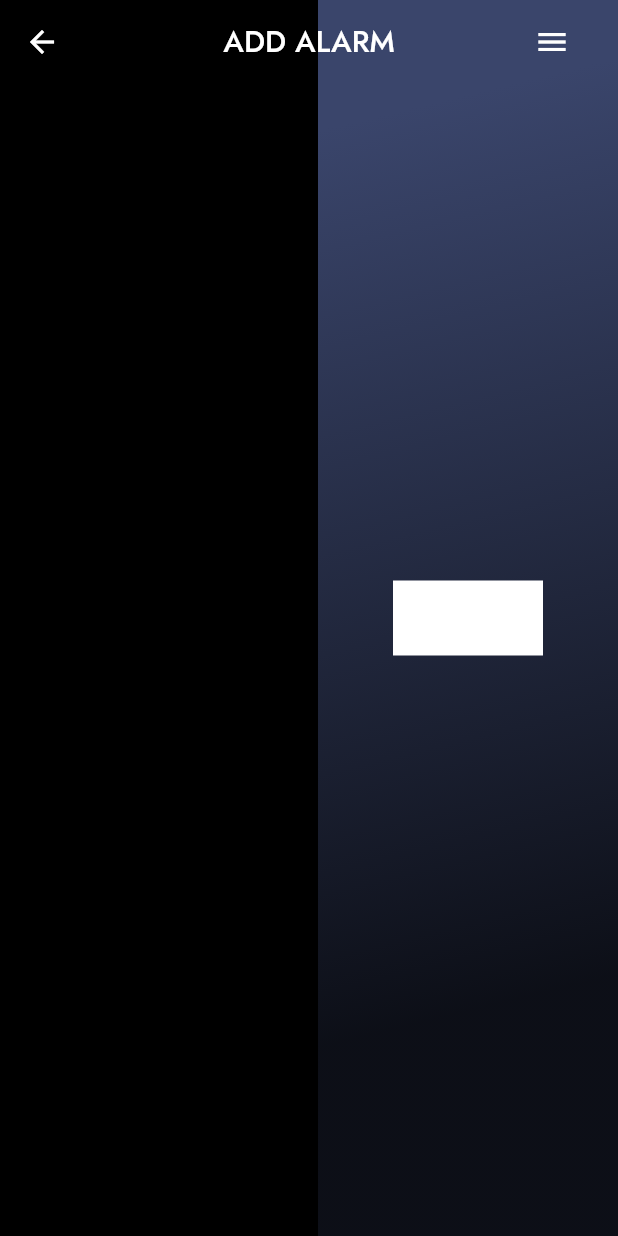
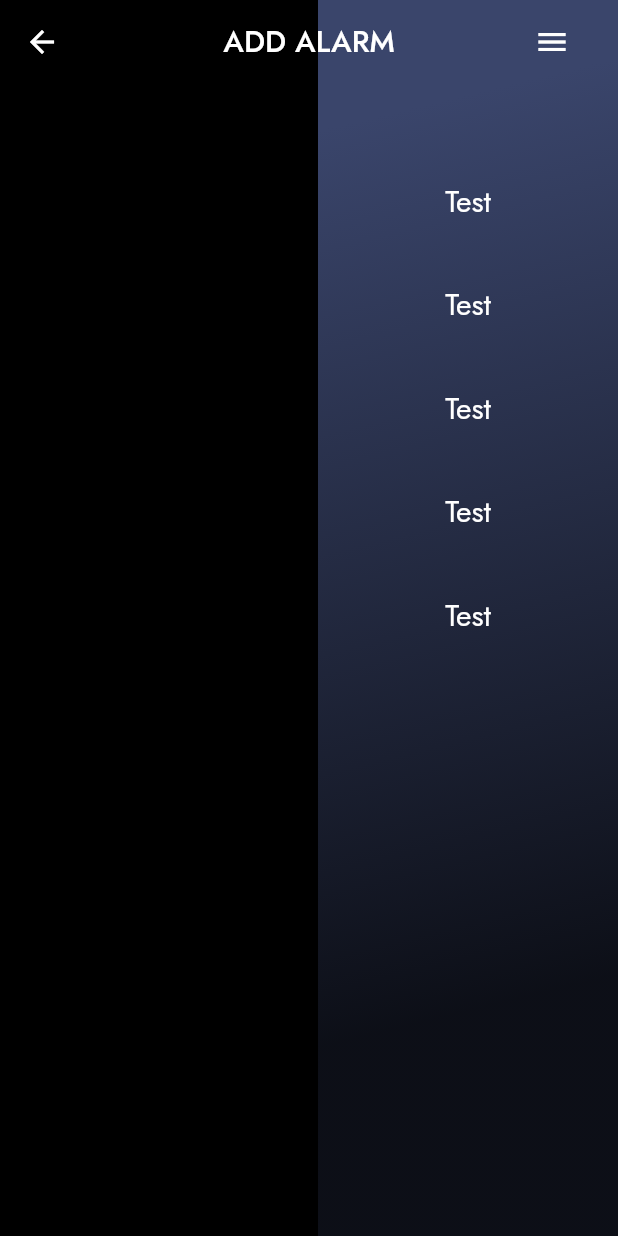
Before and after one commit to Sahil-Programme/alarm_app, a Flutter app: the screen it shows after launch, on a phone screen of 412 x 824 dp. Run offline on Flutter 3.47's test engine with Material 2 defaults, Android fonts, the phone set to English and light mode, and no system bars; our stand-ins replace google_fonts; statements that could not run were skipped.

Commit message:
added alarms class

```diff
--- a/lib/Pages/add_alarm_page.dart
+++ b/lib/Pages/add_alarm_page.dart
@@ -1,10 +1,12 @@
 import 'dart:math';
 
+import 'package:first_app/Provider/user_provider.dart';
 import 'package:first_app/Widgets/dial.dart';
 import 'package:flutter/material.dart';
 import 'package:flutter/rendering.dart';
 
 import 'package:google_fonts/google_fonts.dart';
+import 'package:provider/provider.dart';
 
 import '../Widgets/date_container.dart';
 import '../Widgets/hands.dart';
@@ -32,7 +34,7 @@ class _AddAlarmPageState extends State<AddAlarmPage>
 
     _controller = AnimationController(
       vsync: this,
-      duration: const Duration(milliseconds: 200),
+      duration: const Duration(milliseconds: 250),
     );
     _animation = Tween<double>(begin: 0, end: 1).animate(_controller)
       ..addListener(() {
@@ -106,16 +108,18 @@ class _AddAlarmPageState extends State<AddAlarmPage>
 */
   @override
   Widget build(BuildContext context) {
+    final _titleNotifier = Provider.of<UserProvider>(context, listen: true);
     return Scaffold(
       //extendBody: true,
       extendBodyBehindAppBar: true,
       backgroundColor: Colors.black,
+      //backgroundColor: const Color(0xFF121212),
       appBar: AppBar(
         //toolbarHeight: 30,
         foregroundColor: Colors.white,
         centerTitle: true,
         title: Text(
-          'ADD ALARM',
+          _titleNotifier.title,
           style: GoogleFonts.jost(),
         ),
         elevation: 0,
@@ -139,8 +143,10 @@ class _AddAlarmPageState extends State<AddAlarmPage>
                   () {
                     if (_animation.value == 0) {
                       _controller.forward();
+                      _titleNotifier.updateTitle('ALARMS');
                     } else {
                       _controller.reverse();
+                      _titleNotifier.updateTitle('ADD ALARMS');
                     }
                   },
                 );
@@ -273,7 +279,37 @@ class _AddAlarmPageState extends State<AddAlarmPage>
                       ),
                     ),
                   ),
-                  Positioned(
+                  SideDock(
+                    animation: _animation,
+                    backgroundGradient: backgroundGradient,
+                    constraints: constraints,
+                  ),
+                ],
+              ),
+            ),
+          );
+        },
+      ),
+    );
+  }
+}
+
+class SideDock extends StatelessWidget {
+  const SideDock(
+      {Key? key,
+      required Animation<double> animation,
+      required this.backgroundGradient,
+      required this.constraints})
+      : _animation = animation,
+        super(key: key);
+
+  final Animation<double> _animation;
+  final LinearGradient backgroundGradient;
+  final BoxConstraints constraints;
+
+  @override
+  Widget build(BuildContext context) {
+    return Positioned(
       left: constraints.maxWidth - _animation.value * 200,
       //left: screen width - ( tween value * width od the drawer ),
       child: Transform(
@@ -287,21 +323,53 @@ class _AddAlarmPageState extends State<AddAlarmPage>
           alignment: Alignment.center,
           decoration: BoxDecoration(
             gradient: backgroundGradient,
-                          //color: Colors.green,
           ),
-                        child: Container(
-                          height: 50,
-                          width: 100,
-                          color: Colors.white,
+          child: Column(
+            children: [
+              const SizedBox(height: 100),
+              Container(
+                //color: Colors.black,
+                padding: const EdgeInsets.all(20),
+                child: Text(
+                  'Test',
+                  style: GoogleFonts.jost(color: Colors.white, fontSize: 20),
                 ),
               ),
+              Container(
+                //color: Colors.black,
+                padding: const EdgeInsets.all(20),
+                child: Text(
+                  'Test',
+                  style: GoogleFonts.jost(color: Colors.white, fontSize: 20),
+                ),
+              ),
+              Container(
+                //color: Colors.black,
+                padding: const EdgeInsets.all(20),
+                child: Text(
+                  'Test',
+                  style: GoogleFonts.jost(color: Colors.white, fontSize: 20),
+                ),
+              ),
+              Container(
+                //color: Colors.black,
+                padding: const EdgeInsets.all(20),
+                child: Text(
+                  'Test',
+                  style: GoogleFonts.jost(color: Colors.white, fontSize: 20),
+                ),
+              ),
+              Container(
+                //color: Colors.black,
+                padding: const EdgeInsets.all(20),
+                child: Text(
+                  'Test',
+                  style: GoogleFonts.jost(color: Colors.white, fontSize: 20),
                 ),
               ),
             ],
           ),
         ),
-          );
-        },
       ),
     );
   }
--- /dev/null
+++ b/lib/Provider/alarms.dart
@@ -0,0 +1,21 @@
+class Alarm {
+  late final DateTime dateTime;
+  late final String music;
+  Alarm({
+    required this.dateTime,
+    required this.music,
+  });
+}
+
+class Alarms {
+  final List<Alarm> _alarmList = [];
+
+  void addAlarm({required DateTime dateTime, required String music}) {
+    _alarmList.add(Alarm(dateTime: dateTime, music: music));
+  }
+
+  List<Alarm> getAlarm() {
+    if (_alarmList.isEmpty) throw Exception('NO ALARMS AVAILABLE');
+    return _alarmList;
+  }
+}
--- a/lib/Provider/user_provider.dart
+++ b/lib/Provider/user_provider.dart
@@ -5,9 +5,18 @@ class UserProvider with ChangeNotifier {
   int _hour = 0;
   int _min = 0;
 
+  String _title = 'ADD ALARM';
+
   bool get appmProvider => _appmProvider;
   int get hour => _hour;
   int get min => _min;
+
+  String get title => _title;
+
+  void updateTitle(String title) {
+    _title = title;
+    notifyListeners();
+  }
 
   void updateHour(int value) {
     _hour = value;
```
Lines whose indentation alone changed are shown as unchanged.
